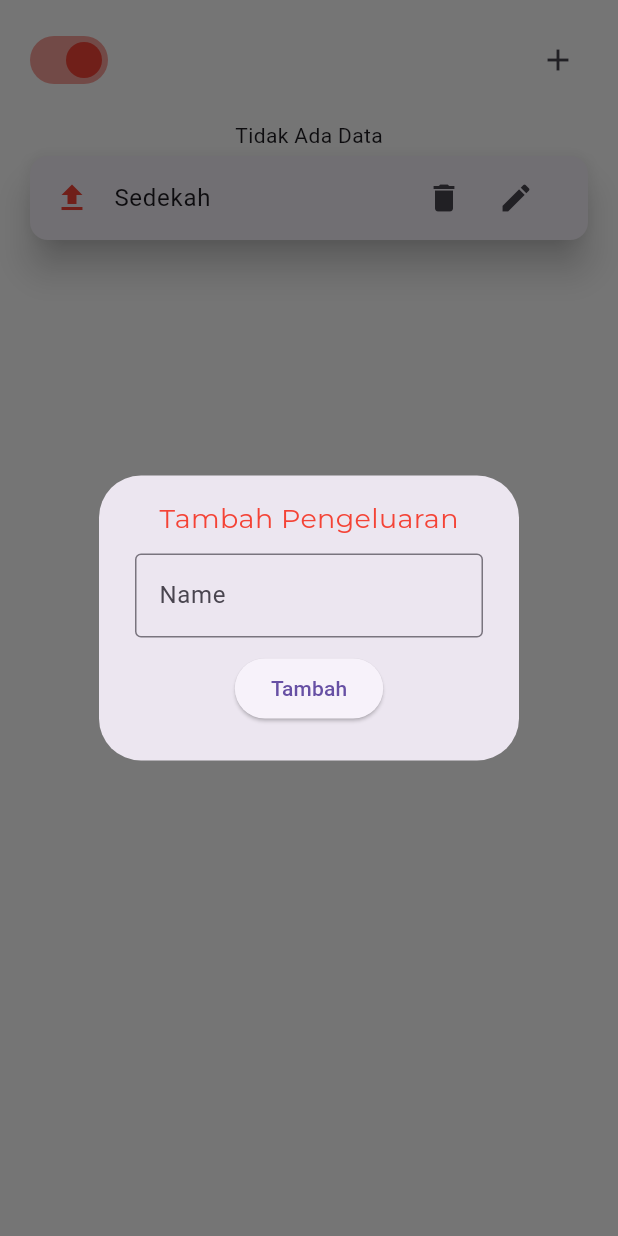
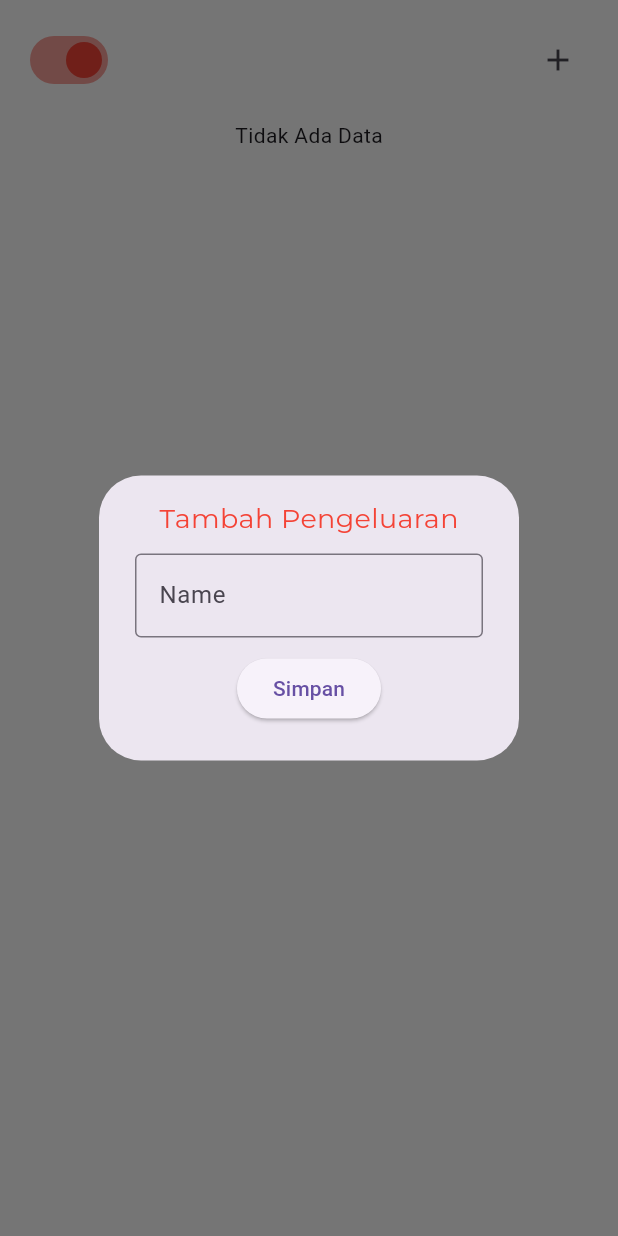
Before and after one commit to Zammil00/catat_uang, a Flutter app: the CategoryPage widget shown alone on an empty page, opened directly, after a tap on the "add" icon, on a phone screen of 412 x 824 dp. Run offline on Flutter 3.47's test engine with Material 3 defaults, Android fonts, the phone set to English and light mode, and no system bars; our stand-ins replace drift, google_fonts; missing offline and left inert: calendar_appbar, sqlite3; accounts and stored records are empty; generated files the repository leaves out were written again.

Commit message:
Update CRUD Category

```diff
--- a/lib/pages/category_page.dart
+++ b/lib/pages/category_page.dart
@@ -1,4 +1,5 @@
 import 'package:catat_uang/models/database.dart';
+import 'package:drift/drift.dart' as drift;
 import 'package:flutter/material.dart';
 import 'package:google_fonts/google_fonts.dart';
 import '../models/database.dart';
@@ -31,7 +32,14 @@ class _CategoryPageState extends State<CategoryPage> {
     return await database.getAllCategoryRepo(type);
   }
 
-  void openDialog() {
+  Future update(int categoryid, String newName) async {
+    return await database.updateCategoryRepo(categoryid, newName);
+  }
+
+  void openDialog(Category? category) {
+    if (category != null) {
+      categoryNameController.text = category.name;
+    }
     showDialog(
         context: context,
         builder: (BuildContext contex) {
@@ -59,13 +67,19 @@ class _CategoryPageState extends State<CategoryPage> {
                     ),
                     ElevatedButton(
                         onPressed: () {
-                          insert(
-                              categoryNameController.text, isExpanse ? 2 : 1);
+                          if (category == null) {
+                            insert(
+                                categoryNameController.text, isExpanse ? 2 : 1);
+                          } else {
+                            update(category!.id, categoryNameController.text);
+                          }
+
                           Navigator.of(context, rootNavigator: true)
                               .pop('dialog');
                           setState(() {});
+                          categoryNameController.clear();
                         },
-                        child: Text("Tambah")),
+                        child: Text("Simpan")),
                   ],
                 ),
               ),
@@ -98,7 +112,7 @@ class _CategoryPageState extends State<CategoryPage> {
                 ),
                 IconButton(
                     onPressed: () {
-                      openDialog();
+                      openDialog(null);
                     },
                     icon: Icon(Icons.add))
               ],
@@ -114,8 +128,47 @@ class _CategoryPageState extends State<CategoryPage> {
                 } else {
                   if (snapshot.hasData) {
                     if (snapshot.data!.length > 0) {
-                      return Text(
-                          'Ada Data : ' + snapshot.data!.length.toString());
+                      return ListView.builder(
+                          shrinkWrap: true,
+                          itemCount: snapshot.data!.length,
+                          itemBuilder: (context, Index) {
+                            return Padding(
+                              padding:
+                                  const EdgeInsets.symmetric(horizontal: 16),
+                              child: Card(
+                                elevation: 10,
+                                child: ListTile(
+                                  leading: (isExpanse)
+                                      ? Icon(
+                                          Icons.upload,
+                                          color: Colors.red,
+                                        )
+                                      : Icon(
+                                          Icons.download,
+                                          color: Colors.green,
+                                        ),
+                                  title: Text(snapshot.data![Index].name),
+                                  trailing: Row(
+                                    mainAxisSize: MainAxisSize.min,
+                                    children: [
+                                      IconButton(
+                                          onPressed: () {
+                                            database.deleteCategoryRepo(
+                                                snapshot.data![Index].id);
+                                            setState(() {});
+                                          },
+                                          icon: Icon(Icons.delete)),
+                                      IconButton(
+                                          onPressed: () {
+                                            openDialog(snapshot.data![Index]);
+                                          },
+                                          icon: Icon(Icons.edit)),
+                                    ],
+                                  ),
+                                ),
+                              ),
+                            );
+                          });
                     } else {
                       return Center(
                         child: Text('Tidak Ada Data'),
@@ -128,31 +181,6 @@ class _CategoryPageState extends State<CategoryPage> {
                   }
                 }
               }),
-          Padding(
-            padding: const EdgeInsets.symmetric(horizontal: 16),
-            child: Card(
-              elevation: 10,
-              child: ListTile(
-                leading: (isExpanse)
-                    ? Icon(
-                        Icons.upload,
-                        color: Colors.red,
-                      )
-                    : Icon(
-                        Icons.download,
-                        color: Colors.green,
-                      ),
-                title: Text("Sedekah"),
-                trailing: Row(
-                  mainAxisSize: MainAxisSize.min,
-                  children: [
-                    IconButton(onPressed: () {}, icon: Icon(Icons.delete)),
-                    IconButton(onPressed: () {}, icon: Icon(Icons.edit)),
-                  ],
-                ),
-              ),
-            ),
-          ),
         ],
       ),
     );
```
Also changed, not shown: lib/models/database.dart (+10 -0 lines).
